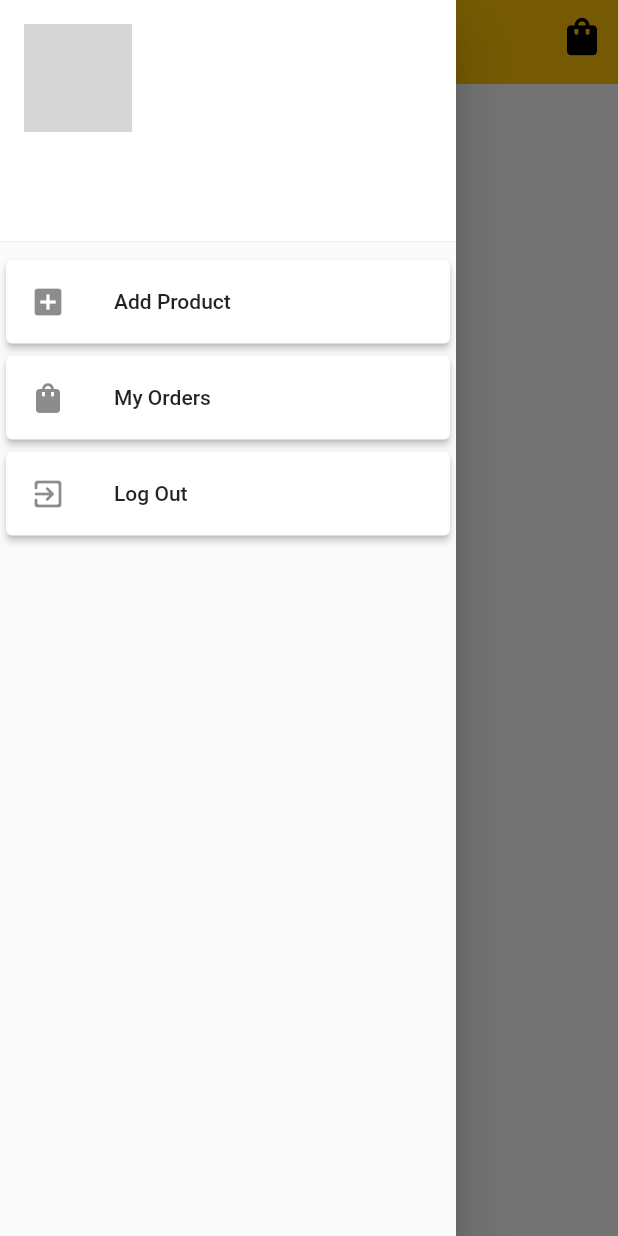
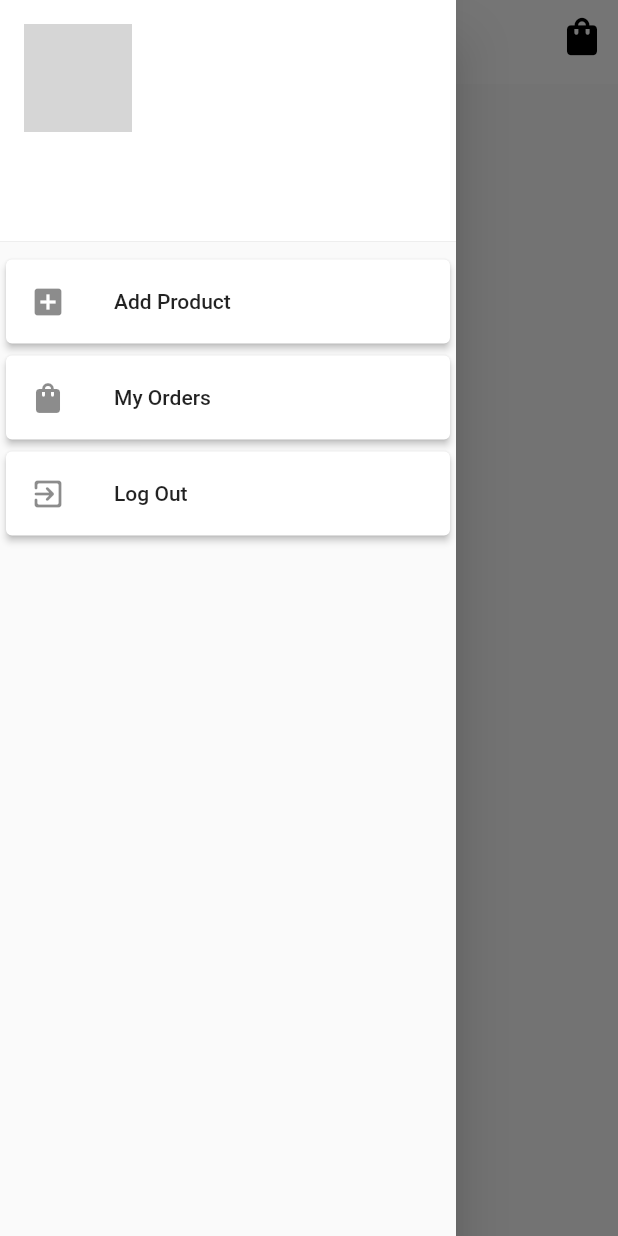
Before and after one commit to swayamshreemohanty/karlo-shopping, a Flutter app: the HomeScreen screen opened directly, with the side drawer open, on a phone screen of 412 x 824 dp. Run offline on Flutter 3.47's test engine with Material 2 defaults, Android fonts, the phone set to English and light mode, and no system bars; our stand-ins replace cached_network_image, cloud_firestore, equatable, firebase_auth, firebase_core, flutter_bloc and 4 more; accounts and stored records are empty; network calls fail; grey boxes are pictures that could not be loaded.

```diff
--- a/lib/home/screens/home_screen.dart
+++ b/lib/home/screens/home_screen.dart
@@ -6,6 +6,7 @@ import 'package:shopping_app/cart/logic/cart_management/cart_management_cubit.da
 import 'package:shopping_app/cart/screen/cart_screen.dart';
 import 'package:shopping_app/cart/widget/shopping_cart_badge.dart';
 import 'package:shopping_app/home/repository/user_role.dart';
+import 'package:shopping_app/home/widgets/app_bar_header.dart';
 import 'package:shopping_app/home/widgets/app_drawer.dart';
 import 'package:shopping_app/model/product_model.dart';
 import 'package:shopping_app/product_management/logic/product_management/productmanagement_bloc.dart';
@@ -38,7 +39,8 @@ class _HomeScreenState extends State<HomeScreen> {
   @override
   Widget build(BuildContext context) => Scaffold(
         appBar: AppBar(
-          title: const Text("Karlo Shopping"),
+          backgroundColor: Colors.white,
+          title: const AppBarHeader(title: "Karlo Shopping"),
           centerTitle: true,
           elevation: 0,
           actions: [
```
